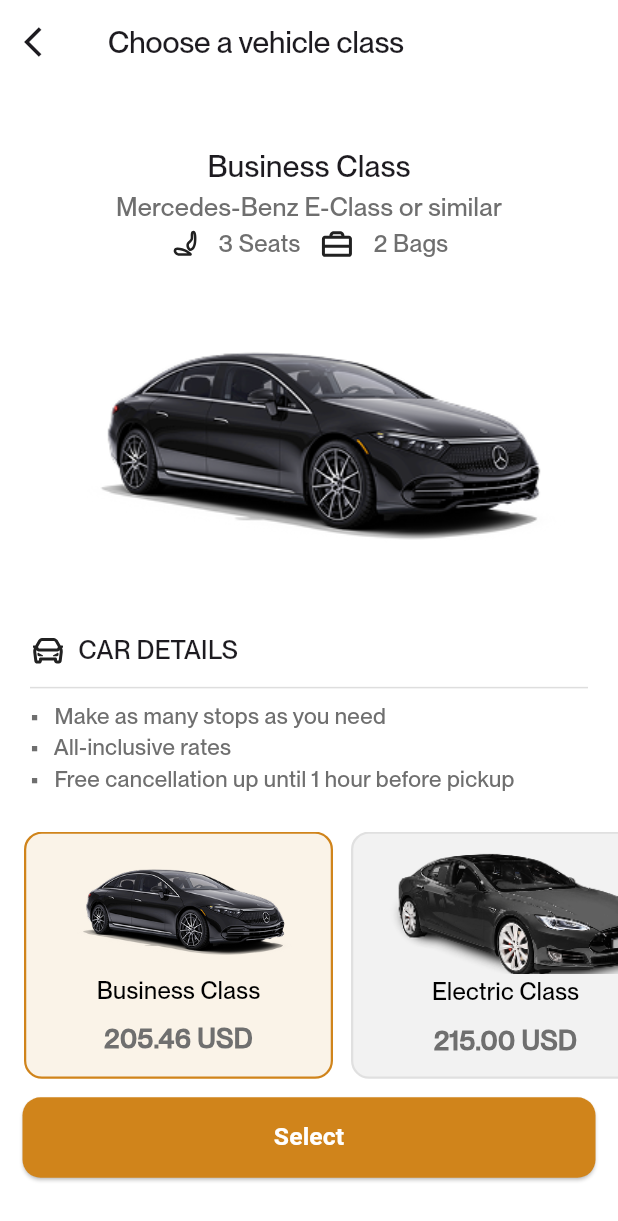
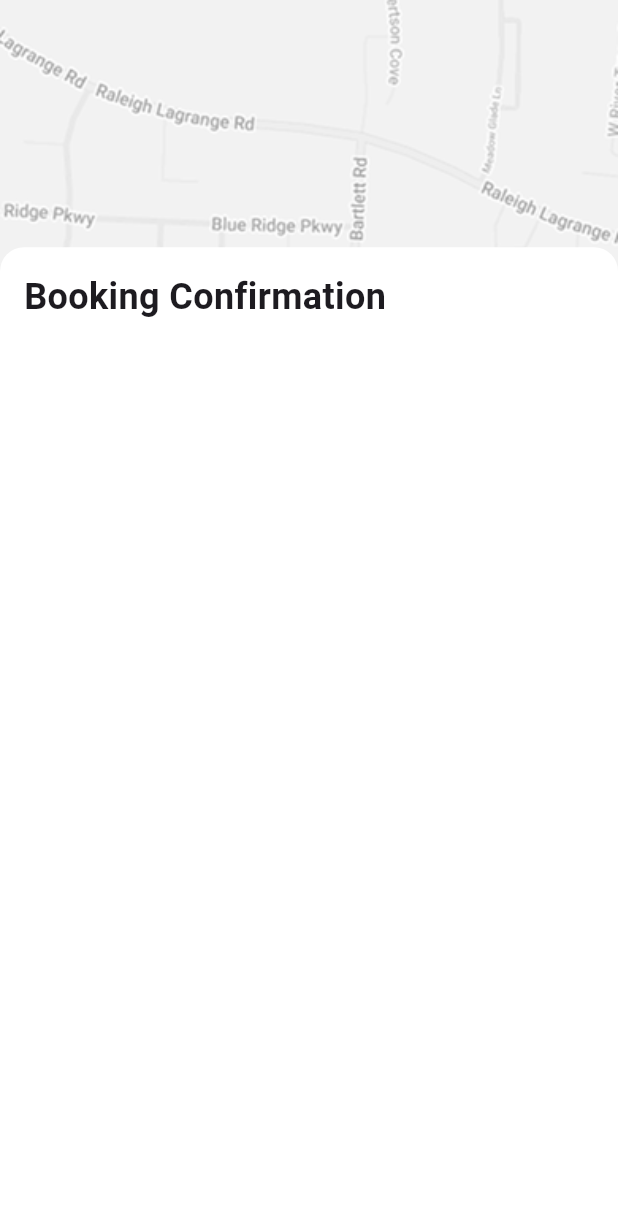
Before and after one commit to moizbhatti112/stitchmate, a Flutter app: the ChooseVehicle screen opened by its route, after a tap on "Select", on a phone screen of 412 x 824 dp. Shown: the top 1221 px of the screen. Run offline on Flutter 3.47's test engine with Material 3 defaults, Android fonts, the phone set to English and light mode, and no system bars; our stand-ins replace flutter_svg, font_awesome_flutter, image_picker; Roboto replaces fonts that are missing (HelveticaNeueMedium, PP Neue Montreal); project files that could hold a hidden picture were left out.

Commit message:
booking started

```diff
--- /dev/null
+++ b/lib/features/home/ground_transport/views/booking_confirmation.dart
@@ -0,0 +1,70 @@
+import 'package:flutter/material.dart';
+import 'package:gyde/core/constants/colors.dart';
+
+class BookingConfirmation extends StatefulWidget {
+  const BookingConfirmation({super.key});
+
+  @override
+  State<BookingConfirmation> createState() => _BookingConfirmationState();
+}
+
+class _BookingConfirmationState extends State<BookingConfirmation> {
+
+
+
+  @override
+
+
+  @override
+  Widget build(BuildContext context) {
+    final size = MediaQuery.sizeOf(context);
+    return Scaffold(
+      body: Stack(
+        children: [
+          Positioned.fill(
+            child: Image.asset('assets/images/map.png', fit: BoxFit.cover),
+          ),
+          DraggableScrollableSheet(
+            initialChildSize: 0.8,
+            minChildSize: 0.4,
+            maxChildSize: 1.0,
+            builder: (context, scrollController) {
+              return Container(
+                padding: const EdgeInsets.all(16.0),
+                decoration: const BoxDecoration(
+                  color: bgColor,
+                  borderRadius: BorderRadius.vertical(top: Radius.circular(16)),
+                ),
+                child: SingleChildScrollView(
+                  controller: scrollController,
+                  child: Column(
+                    crossAxisAlignment: CrossAxisAlignment.start,
+                    children: [
+                      const Text(
+                        'Booking Confirmation',
+                        style: TextStyle(
+                          fontSize: 24,
+                          fontWeight: FontWeight.bold,
+                          fontFamily: "PP Neue Montreal",
+                        ),
+                      ),
+                      SizedBox(height: size.height * 0.015),
+
+                      SizedBox(height: size.height * 0.02),
+                      SizedBox(
+                        height: size.height * 1,
+
+                      ),
+                    ],
+                  ),
+                ),
+              );
+            },
+          ),
+        ],
+      ),
+    );
+  }
+
+
+}
--- a/lib/features/home/ground_transport/views/choose_vehicle.dart
+++ b/lib/features/home/ground_transport/views/choose_vehicle.dart
@@ -24,7 +24,6 @@
       price: '215.00',
       title: 'Electric Class',
     ),
-
   ];
 
   // Selected car type index
@@ -70,8 +69,6 @@
         child: Column(
           children: [
             // Horizontal scrollable car type list
-
-
             SizedBox(height: size.height * 0.05),
 
             // Selected car details
@@ -181,8 +178,8 @@
                 ],
               ),
             ),
-              Container(
-              height: size.height*0.2,
+            Container(
+              height: size.height * 0.2,
               margin: const EdgeInsets.only(top: 20),
               child: ListView.builder(
                 scrollDirection: Axis.horizontal,
@@ -199,31 +196,32 @@
                       });
                     },
                     child: Container(
-                      width: size.width*0.5,
+                      width: size.width * 0.5,
                       margin: const EdgeInsets.only(right: 12),
                       padding: const EdgeInsets.all(12),
                       decoration: BoxDecoration(
                         color: isSelected ? secondaryColor : phonefieldColor,
                         borderRadius: BorderRadius.circular(12),
                         border: Border.all(
-                          color: isSelected ? primaryColor : Colors.grey.shade300,
+                          color:
+                              isSelected ? primaryColor : Colors.grey.shade300,
                           width: 1.5,
                         ),
                       ),
                       child: Column(
                         mainAxisAlignment: MainAxisAlignment.center,
                         children: [
-                          Image.asset(carType.path,),
+                          Image.asset(carType.path),
                           Text(
                             carType.title,
                             style: TextStyle(
                               fontSize: 16,
                               fontFamily: 'PPNeueMontreal',
                               fontWeight: FontWeight.w500,
-                              color:  Colors.black,
+                              color: Colors.black,
                             ),
                           ),
-                           SizedBox(height:size.height*0.01),
+                          SizedBox(height: size.height * 0.01),
                           Text(
                             '${carType.price} USD',
                             style: TextStyle(
@@ -233,7 +231,6 @@
                               color: grey,
                             ),
                           ),
-
                         ],
                       ),
                     ),
@@ -241,13 +238,16 @@
                 },
               ),
             ),
-            SizedBox(height: size.height*0.015,),
-            MyButton(text: 'Select', onPressed: (){})
+            SizedBox(height: size.height * 0.015),
+            MyButton(
+              text: 'Select',
+              onPressed: () {
+                Navigator.pushNamed(context, '/bookingconfirmation');
+              },
+            ),
           ],
         ),
       ),
-
     );
-
   }
 }
--- a/lib/main.dart
+++ b/lib/main.dart
@@ -4,6 +4,7 @@
 import 'package:gyde/features/authentication/views/email_address.dart';
 import 'package:gyde/features/authentication/views/signup_screen.dart';
 import 'package:gyde/features/authentication/views/welcome.dart';
+import 'package:gyde/features/home/ground_transport/views/booking_confirmation.dart';
 import 'package:gyde/features/home/ground_transport/views/choose_vehicle.dart';
 import 'package:gyde/features/home/ground_transport/views/luxury_ground_transportation.dart';
 import 'package:gyde/features/home/ground_transport/views/welcome_screen.dart';
@@ -38,6 +39,7 @@
         '/luxurytransport': (context) => const LuxuryGroundTransportation(),
         '/luxurywelcome': (context) => const WelcomeScreen(),
         '/choosevehicle': (context) => const ChooseVehicle(),
+        '/bookingconfirmation':(context)=>const BookingConfirmation()
       },
     );
   }
```
